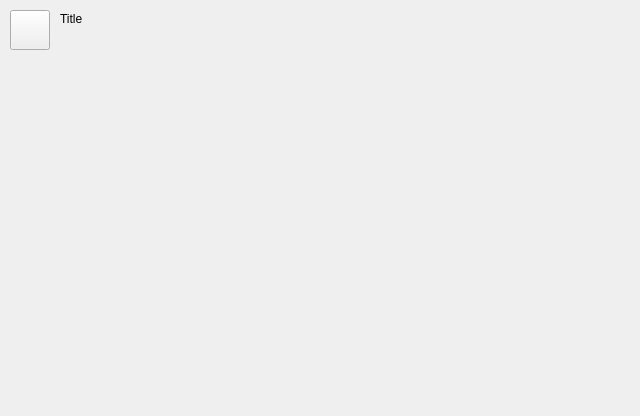
Old version of the form tiberius/widget/healthadvisorwidget.ui in the repository jeffmeese/tiberius.
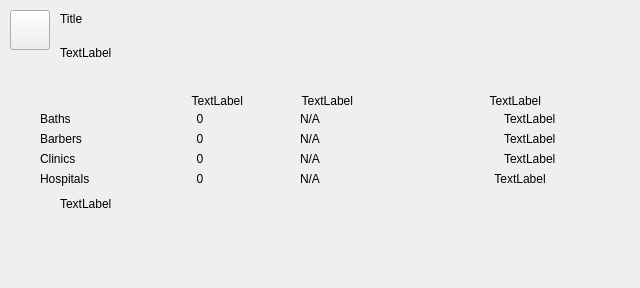
New version of the form. Custom widgets are drawn as their Qt base class.

The edit to the form file:
```diff
--- a/tiberius/widget/healthadvisorwidget.ui
+++ b/tiberius/widget/healthadvisorwidget.ui
@@ -7,7 +7,7 @@
     <x>0</x>
     <y>0</y>
     <width>640</width>
-    <height>416</height>
+    <height>288</height>
    </rect>
   </property>
   <property name="windowTitle">
@@ -42,6 +42,349 @@
     <set>Qt::AlignLeading|Qt::AlignLeft|Qt::AlignTop</set>
    </property>
   </widget>
+  <widget class="Label" name="cSubtitle">
+   <property name="geometry">
+    <rect>
+     <x>60</x>
+     <y>46</y>
+     <width>512</width>
+     <height>20</height>
+    </rect>
+   </property>
+   <property name="text">
+    <string>TextLabel</string>
+   </property>
+   <property name="alignment">
+    <set>Qt::AlignLeading|Qt::AlignLeft|Qt::AlignTop</set>
+   </property>
+  </widget>
+  <widget class="Label" name="cWorking">
+   <property name="geometry">
+    <rect>
+     <x>180</x>
+     <y>94</y>
+     <width>63</width>
+     <height>20</height>
+    </rect>
+   </property>
+   <property name="text">
+    <string>TextLabel</string>
+   </property>
+   <property name="alignment">
+    <set>Qt::AlignRight|Qt::AlignTop|Qt::AlignTrailing</set>
+   </property>
+  </widget>
+  <widget class="Label" name="cCareFor">
+   <property name="geometry">
+    <rect>
+     <x>290</x>
+     <y>94</y>
+     <width>63</width>
+     <height>20</height>
+    </rect>
+   </property>
+   <property name="text">
+    <string>TextLabel</string>
+   </property>
+   <property name="alignment">
+    <set>Qt::AlignRight|Qt::AlignTop|Qt::AlignTrailing</set>
+   </property>
+  </widget>
+  <widget class="Label" name="cCoverage">
+   <property name="geometry">
+    <rect>
+     <x>478</x>
+     <y>94</y>
+     <width>63</width>
+     <height>20</height>
+    </rect>
+   </property>
+   <property name="text">
+    <string>TextLabel</string>
+   </property>
+   <property name="alignment">
+    <set>Qt::AlignRight|Qt::AlignTop|Qt::AlignTrailing</set>
+   </property>
+  </widget>
+  <widget class="MessageWidget" name="cHealthArea" native="true">
+   <property name="geometry">
+    <rect>
+     <x>32</x>
+     <y>108</y>
+     <width>576</width>
+     <height>80</height>
+    </rect>
+   </property>
+  </widget>
+  <widget class="Label" name="cBathTotal">
+   <property name="geometry">
+    <rect>
+     <x>40</x>
+     <y>112</y>
+     <width>63</width>
+     <height>20</height>
+    </rect>
+   </property>
+   <property name="text">
+    <string>Baths</string>
+   </property>
+   <property name="alignment">
+    <set>Qt::AlignLeading|Qt::AlignLeft|Qt::AlignTop</set>
+   </property>
+  </widget>
+  <widget class="Label" name="cBathWorking">
+   <property name="geometry">
+    <rect>
+     <x>150</x>
+     <y>112</y>
+     <width>100</width>
+     <height>20</height>
+    </rect>
+   </property>
+   <property name="text">
+    <string>0</string>
+   </property>
+   <property name="alignment">
+    <set>Qt::AlignHCenter|Qt::AlignTop</set>
+   </property>
+  </widget>
+  <widget class="Label" name="cBathCareFor">
+   <property name="geometry">
+    <rect>
+     <x>300</x>
+     <y>112</y>
+     <width>100</width>
+     <height>20</height>
+    </rect>
+   </property>
+   <property name="text">
+    <string>N/A</string>
+   </property>
+   <property name="alignment">
+    <set>Qt::AlignLeading|Qt::AlignLeft|Qt::AlignTop</set>
+   </property>
+  </widget>
+  <widget class="Label" name="cBathCoverage">
+   <property name="geometry">
+    <rect>
+     <x>504</x>
+     <y>112</y>
+     <width>100</width>
+     <height>20</height>
+    </rect>
+   </property>
+   <property name="text">
+    <string>TextLabel</string>
+   </property>
+   <property name="alignment">
+    <set>Qt::AlignLeading|Qt::AlignLeft|Qt::AlignTop</set>
+   </property>
+  </widget>
+  <widget class="Label" name="cBarberTotal">
+   <property name="geometry">
+    <rect>
+     <x>40</x>
+     <y>132</y>
+     <width>63</width>
+     <height>20</height>
+    </rect>
+   </property>
+   <property name="text">
+    <string>Barbers</string>
+   </property>
+   <property name="alignment">
+    <set>Qt::AlignLeading|Qt::AlignLeft|Qt::AlignTop</set>
+   </property>
+  </widget>
+  <widget class="Label" name="cBarberWorking">
+   <property name="geometry">
+    <rect>
+     <x>150</x>
+     <y>132</y>
+     <width>100</width>
+     <height>20</height>
+    </rect>
+   </property>
+   <property name="text">
+    <string>0</string>
+   </property>
+   <property name="alignment">
+    <set>Qt::AlignHCenter|Qt::AlignTop</set>
+   </property>
+  </widget>
+  <widget class="Label" name="cBarberCareFor">
+   <property name="geometry">
+    <rect>
+     <x>300</x>
+     <y>132</y>
+     <width>100</width>
+     <height>20</height>
+    </rect>
+   </property>
+   <property name="text">
+    <string>N/A</string>
+   </property>
+   <property name="alignment">
+    <set>Qt::AlignLeading|Qt::AlignLeft|Qt::AlignTop</set>
+   </property>
+  </widget>
+  <widget class="Label" name="cBarberCoverage">
+   <property name="geometry">
+    <rect>
+     <x>504</x>
+     <y>132</y>
+     <width>100</width>
+     <height>20</height>
+    </rect>
+   </property>
+   <property name="text">
+    <string>TextLabel</string>
+   </property>
+   <property name="alignment">
+    <set>Qt::AlignLeading|Qt::AlignLeft|Qt::AlignTop</set>
+   </property>
+  </widget>
+  <widget class="Label" name="cDoctorCareFor">
+   <property name="geometry">
+    <rect>
+     <x>300</x>
+     <y>152</y>
+     <width>100</width>
+     <height>20</height>
+    </rect>
+   </property>
+   <property name="text">
+    <string>N/A</string>
+   </property>
+   <property name="alignment">
+    <set>Qt::AlignLeading|Qt::AlignLeft|Qt::AlignTop</set>
+   </property>
+  </widget>
+  <widget class="Label" name="cDoctorCoverage">
+   <property name="geometry">
+    <rect>
+     <x>504</x>
+     <y>152</y>
+     <width>100</width>
+     <height>20</height>
+    </rect>
+   </property>
+   <property name="text">
+    <string>TextLabel</string>
+   </property>
+   <property name="alignment">
+    <set>Qt::AlignLeading|Qt::AlignLeft|Qt::AlignTop</set>
+   </property>
+  </widget>
+  <widget class="Label" name="cDoctorWorking">
+   <property name="geometry">
+    <rect>
+     <x>150</x>
+     <y>152</y>
+     <width>100</width>
+     <height>20</height>
+    </rect>
+   </property>
+   <property name="text">
+    <string>0</string>
+   </property>
+   <property name="alignment">
+    <set>Qt::AlignHCenter|Qt::AlignTop</set>
+   </property>
+  </widget>
+  <widget class="Label" name="cDoctorTotal">
+   <property name="geometry">
+    <rect>
+     <x>40</x>
+     <y>152</y>
+     <width>63</width>
+     <height>20</height>
+    </rect>
+   </property>
+   <property name="text">
+    <string>Clinics</string>
+   </property>
+   <property name="alignment">
+    <set>Qt::AlignLeading|Qt::AlignLeft|Qt::AlignTop</set>
+   </property>
+  </widget>
+  <widget class="Label" name="cHospitalTotal">
+   <property name="geometry">
+    <rect>
+     <x>40</x>
+     <y>172</y>
+     <width>63</width>
+     <height>20</height>
+    </rect>
+   </property>
+   <property name="text">
+    <string>Hospitals</string>
+   </property>
+   <property name="alignment">
+    <set>Qt::AlignLeading|Qt::AlignLeft|Qt::AlignTop</set>
+   </property>
+  </widget>
+  <widget class="Label" name="cHospitalCoverage">
+   <property name="geometry">
+    <rect>
+     <x>420</x>
+     <y>172</y>
+     <width>200</width>
+     <height>20</height>
+    </rect>
+   </property>
+   <property name="text">
+    <string>TextLabel</string>
+   </property>
+   <property name="alignment">
+    <set>Qt::AlignHCenter|Qt::AlignTop</set>
+   </property>
+  </widget>
+  <widget class="Label" name="cHospitalWorking">
+   <property name="geometry">
+    <rect>
+     <x>150</x>
+     <y>172</y>
+     <width>100</width>
+     <height>20</height>
+    </rect>
+   </property>
+   <property name="text">
+    <string>0</string>
+   </property>
+   <property name="alignment">
+    <set>Qt::AlignHCenter|Qt::AlignTop</set>
+   </property>
+  </widget>
+  <widget class="Label" name="cHospitalCareFor">
+   <property name="geometry">
+    <rect>
+     <x>300</x>
+     <y>172</y>
+     <width>100</width>
+     <height>20</height>
+    </rect>
+   </property>
+   <property name="text">
+    <string>N/A</string>
+   </property>
+   <property name="alignment">
+    <set>Qt::AlignLeading|Qt::AlignLeft|Qt::AlignTop</set>
+   </property>
+  </widget>
+  <widget class="Label" name="cMessage">
+   <property name="geometry">
+    <rect>
+     <x>60</x>
+     <y>194</y>
+     <width>512</width>
+     <height>20</height>
+    </rect>
+   </property>
+   <property name="text">
+    <string>TextLabel</string>
+   </property>
+  </widget>
  </widget>
  <customwidgets>
   <customwidget>
@@ -54,6 +397,12 @@
    <extends>QLabel</extends>
    <header>widget/label.h</header>
   </customwidget>
+  <customwidget>
+   <class>MessageWidget</class>
+   <extends>QWidget</extends>
+   <header>widget/messagewidget.h</header>
+   <container>1</container>
+  </customwidget>
  </customwidgets>
  <resources/>
  <connections/>
```
